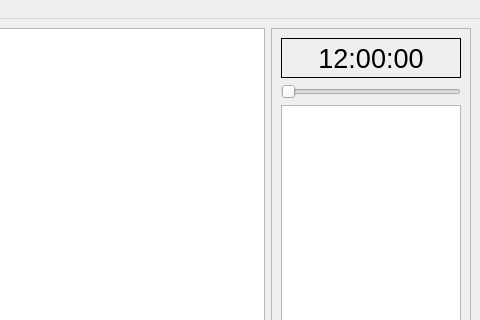
Qt form qt/traffic/mainwindow.ui (pirxus/VUT-FIT-ICP-project) before a commit; both pictures show x 469 to 949 and y 0 to 320 of the 949 by 464 pixel window.
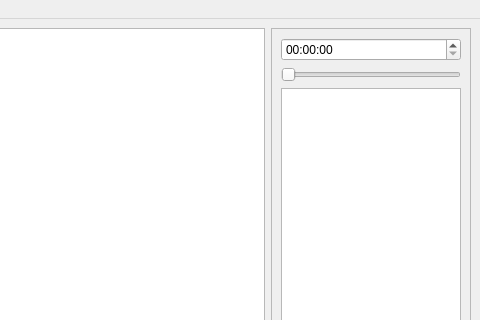
The same form after that commit.

Commit message: selecting a connection now displays its route

Patch:
```diff
--- a/qt/traffic/mainwindow.ui
+++ b/qt/traffic/mainwindow.ui
@@ -40,32 +40,12 @@
       </property>
       <layout class="QVBoxLayout" name="verticalLayout_4">
        <item>
-        <widget class="QLabel" name="labelTime">
-         <property name="minimumSize">
-          <size>
-           <width>0</width>
-           <height>40</height>
-          </size>
+        <widget class="QTimeEdit" name="timeEdit">
+         <property name="currentSection">
+          <enum>QDateTimeEdit::HourSection</enum>
          </property>
-         <property name="maximumSize">
-          <size>
-           <width>16777215</width>
-           <height>40</height>
-          </size>
-         </property>
-         <property name="font">
-          <font>
-           <pointsize>20</pointsize>
-          </font>
-         </property>
-         <property name="frameShape">
-          <enum>QFrame::Box</enum>
-         </property>
-         <property name="text">
-          <string>12:00:00</string>
-         </property>
-         <property name="alignment">
-          <set>Qt::AlignCenter</set>
+         <property name="displayFormat">
+          <string>HH:mm:ss</string>
          </property>
         </widget>
        </item>
```
The commit also changes 9 other files.
